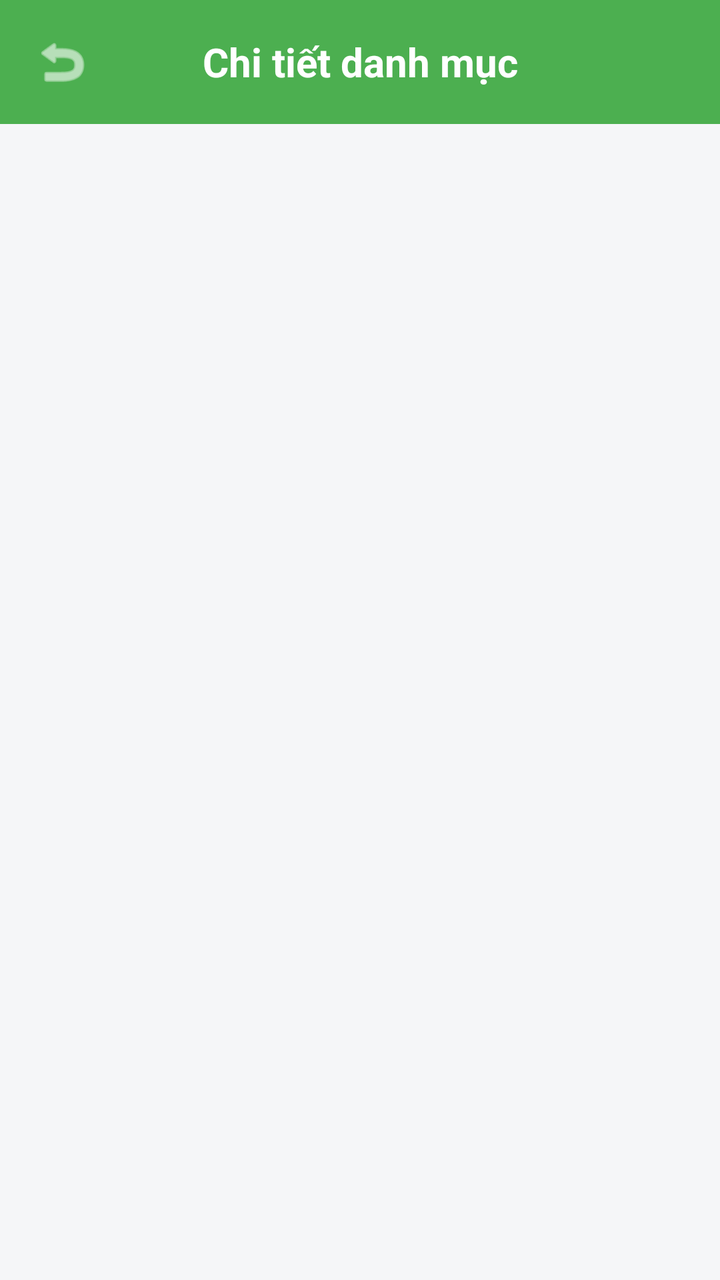
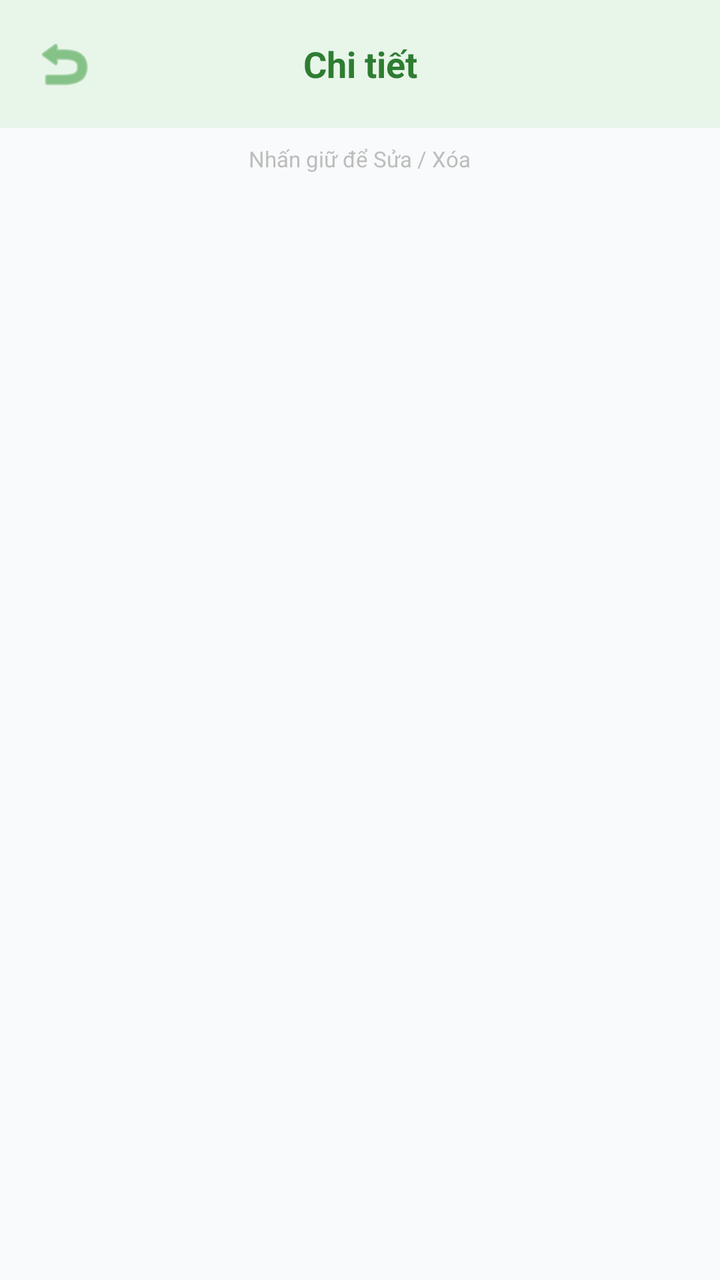

Compare the two renders of this Android layout. The source of the first and the diff that turns it into the second are given below.
<!-- AndroidManifest.xml: application theme Theme.QuanLyChiTieu -->
<!-- res/layout/activity_detail.xml -->
<?xml version="1.0" encoding="utf-8"?>
<LinearLayout xmlns:android="http://schemas.android.com/apk/res/android"
    xmlns:app="http://schemas.android.com/apk/res-auto"
    android:layout_width="match_parent"
    android:layout_height="match_parent"
    android:orientation="vertical"
    android:background="#F5F6F8">

    <LinearLayout
        android:layout_width="match_parent"
        android:layout_height="wrap_content"
        android:orientation="horizontal"
        android:background="#4CAF50"
        android:padding="16dp"
        android:gravity="center_vertical">

        <ImageView
            android:id="@+id/btnBack"
            android:layout_width="30dp"
            android:layout_height="30dp"
            android:src="@android:drawable/ic_menu_revert"
            app:tint="#FFFFFF"
            android:background="?attr/selectableItemBackgroundBorderless"
            android:clickable="true"
            android:focusable="true"/>

        <TextView
            android:id="@+id/tvDetailTitle"
            android:layout_width="0dp"
            android:layout_height="wrap_content"
            android:layout_weight="1"
            android:text="Chi tiết danh mục"
            android:textSize="20sp"
            android:textStyle="bold"
            android:textColor="#FFFFFF"
            android:gravity="center"
            android:layout_marginEnd="30dp"/>
    </LinearLayout>

    <androidx.recyclerview.widget.RecyclerView
        android:id="@+id/rvDetailTransactions"
        android:layout_width="match_parent"
        android:layout_height="match_parent"
        android:padding="8dp"/>
</LinearLayout>
<!-- resources referenced by this layout -->
<resources>
  <style name="Theme.QuanLyChiTieu" parent="Base.Theme.QuanLyChiTieu" />
  <style name="Base.Theme.QuanLyChiTieu" parent="Theme.Material3.DayNight.NoActionBar">
          
          
      </style>
</resources>

<!-- the commit's change to res/layout/activity_detail.xml (unified diff, before → after) -->
@@ -4,22 +4,22 @@
     android:layout_width="match_parent"
     android:layout_height="match_parent"
     android:orientation="vertical"
-    android:background="#F5F6F8">
+    android:background="#F9FAFB">
 
     <LinearLayout
         android:layout_width="match_parent"
         android:layout_height="wrap_content"
         android:orientation="horizontal"
-        android:background="#4CAF50"
+        android:background="#E8F5E9"
         android:padding="16dp"
         android:gravity="center_vertical">
 
         <ImageView
             android:id="@+id/btnBack"
-            android:layout_width="30dp"
-            android:layout_height="30dp"
+            android:layout_width="32dp"
+            android:layout_height="32dp"
             android:src="@android:drawable/ic_menu_revert"
-            app:tint="#FFFFFF"
+            app:tint="#43A047"
             android:background="?attr/selectableItemBackgroundBorderless"
             android:clickable="true"
             android:focusable="true"/>
@@ -29,17 +29,27 @@
             android:layout_width="0dp"
             android:layout_height="wrap_content"
             android:layout_weight="1"
-            android:text="Chi tiết danh mục"
-            android:textSize="20sp"
+            android:text="Chi tiết"
+            android:textSize="18sp"
             android:textStyle="bold"
-            android:textColor="#FFFFFF"
+            android:textColor="#2E7D32"
             android:gravity="center"
-            android:layout_marginEnd="30dp"/>
+            android:layout_marginEnd="32dp"/>
     </LinearLayout>
+
+    <TextView
+        android:layout_width="wrap_content"
+        android:layout_height="wrap_content"
+        android:text="Nhấn giữ để Sửa / Xóa"
+        android:textSize="11sp"
+        android:textColor="#BDBDBD"
+        android:layout_gravity="center"
+        android:padding="8dp"/>
 
     <androidx.recyclerview.widget.RecyclerView
         android:id="@+id/rvDetailTransactions"
         android:layout_width="match_parent"
         android:layout_height="match_parent"
-        android:padding="8dp"/>
+        android:paddingTop="4dp"
+        android:clipToPadding="false"/>
 </LinearLayout>
